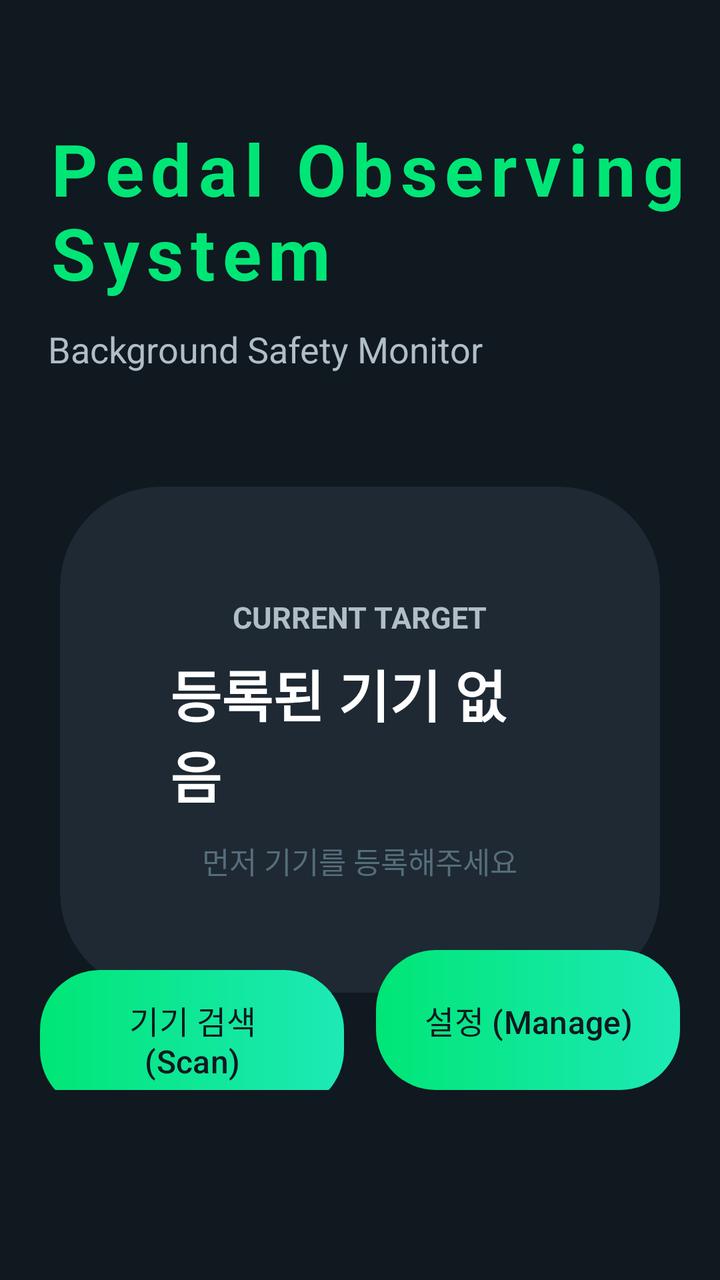
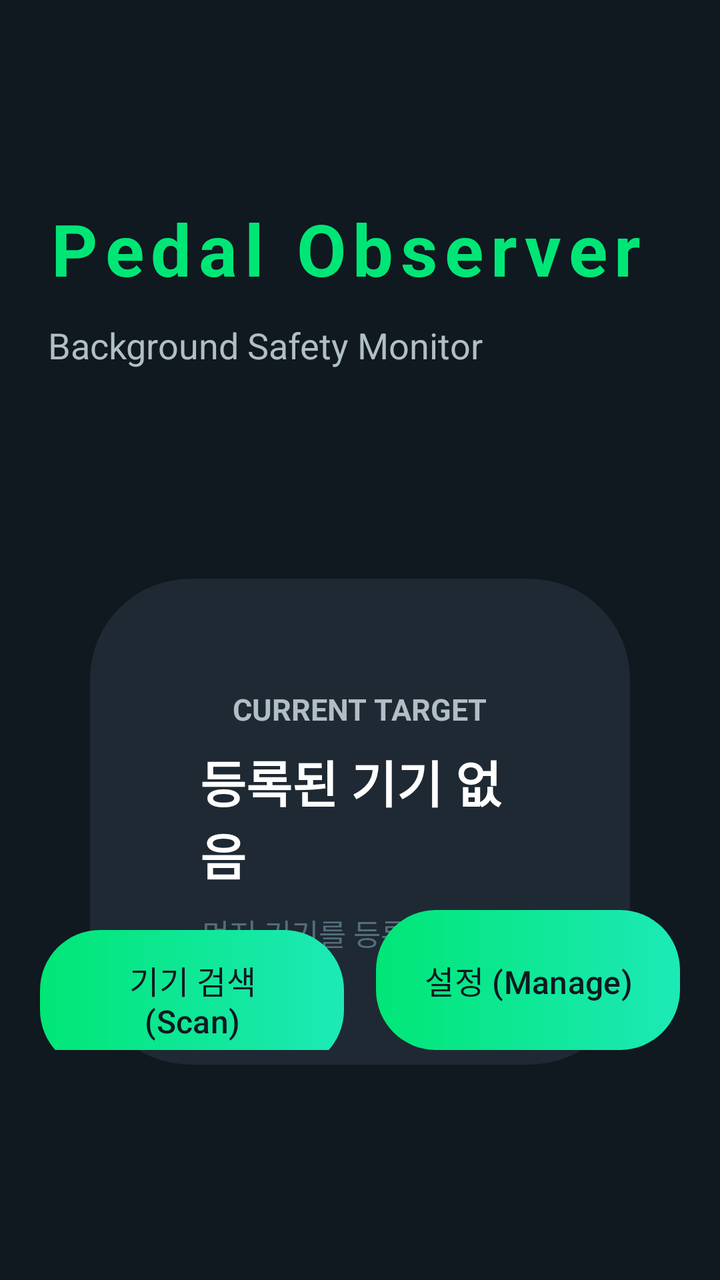

An Android layout rendered at two revisions. The XML below is the earlier revision; the diff shows what the commit changed to produce the second picture.
<!-- AndroidManifest.xml: application theme Theme.AGproject -->
<!-- res/layout/activity_main.xml -->
<?xml version="1.0" encoding="utf-8"?>
<androidx.constraintlayout.widget.ConstraintLayout
    xmlns:android="http://schemas.android.com/apk/res/android"
    xmlns:app="http://schemas.android.com/apk/res-auto"
    android:layout_width="match_parent"
    android:layout_height="match_parent"
    android:background="@color/bg_dark">

    <ImageView
        android:id="@+id/ivBackground"
        android:layout_width="match_parent"
        android:layout_height="match_parent"
        android:scaleType="centerCrop"
        android:contentDescription="Background Image"
        app:layout_constraintTop_toTopOf="parent"
        app:layout_constraintBottom_toBottomOf="parent"
        app:layout_constraintStart_toStartOf="parent"
        app:layout_constraintEnd_toEndOf="parent" />

    <View
        android:layout_width="match_parent"
        android:layout_height="match_parent"
        android:background="@color/bg_dark" />

    <TextView
        android:id="@+id/tvAppTitle"
        android:layout_width="wrap_content"
        android:layout_height="wrap_content"
        android:layout_marginTop="60dp"
        android:layout_marginStart="24dp"
        android:text="@string/app_title"
        android:textColor="@color/accent_blue"
        android:textSize="36sp"
        android:textStyle="bold"
        android:letterSpacing="0.1"
        app:layout_constraintTop_toTopOf="parent"
        app:layout_constraintStart_toStartOf="parent" />

    <TextView
        android:layout_width="wrap_content"
        android:layout_height="wrap_content"
        android:layout_marginTop="12dp"
        android:layout_marginStart="24dp"
        android:text="@string/app_subtitle"
        android:textColor="@color/text_gray"
        android:textSize="18sp"
        app:layout_constraintTop_toBottomOf="@id/tvAppTitle"
        app:layout_constraintStart_toStartOf="parent" />

    <com.google.android.material.card.MaterialCardView
        android:id="@+id/cardCurrentTarget"
        android:layout_width="match_parent"
        android:layout_height="wrap_content"
        android:layout_marginTop="45dp"
        android:layout_marginHorizontal="@dimen/card_margin_horizontal"
        app:cardBackgroundColor="@color/bg_card"
        app:cardCornerRadius="@dimen/card_corner_radius"
        app:cardElevation="0dp"
        app:strokeWidth="0dp"
        app:strokeColor="@color/accent_blue"
        app:layout_constraintTop_toBottomOf="@id/tvAppTitle"
        app:layout_constraintBottom_toBottomOf="parent"
        app:layout_constraintVertical_bias="0.25">

        <LinearLayout
            android:layout_width="match_parent"
            android:layout_height="wrap_content"
            android:orientation="vertical"
            android:padding="55dp"
            android:gravity="center">

            <TextView
                android:layout_width="wrap_content"
                android:layout_height="wrap_content"
                android:text="@string/label_current_target"
                android:textColor="@color/text_gray"
                android:textSize="15sp"
                android:textStyle="bold"/>

            <TextView
                android:id="@+id/tvTargetName"
                android:layout_width="wrap_content"
                android:layout_height="wrap_content"
                android:layout_marginTop="8dp"
                android:text="@string/no_device_registered"
                android:textColor="@color/text_white"
                android:textSize="28sp"
                android:textStyle="bold"/>

            <TextView
                android:id="@+id/tvTargetAddress"
                android:layout_width="wrap_content"
                android:layout_height="wrap_content"
                android:layout_marginTop="12dp"
                android:text="@string/register_prompt"
                android:textColor="@color/text_hint"
                android:textSize="15sp"/>
        </LinearLayout>

    </com.google.android.material.card.MaterialCardView>

    <LinearLayout
        android:layout_width="match_parent"
        android:layout_height="wrap_content"
        android:orientation="horizontal"
        android:layout_marginBottom="95dp"
        android:layout_marginHorizontal="20dp"
        app:layout_constraintBottom_toBottomOf="parent"
        app:layout_constraintStart_toStartOf="parent"
        app:layout_constraintEnd_toEndOf="parent">

        <com.google.android.material.button.MaterialButton
            android:id="@+id/btnGoScan"
            android:layout_width="0dp"
            android:layout_height="70dp"
            android:layout_weight="1"
            android:layout_marginEnd="8dp"
            android:text="@string/btn_scan"
            android:textColor="#101820"
            android:textSize="16dp"
            android:background="@drawable/bg_mint_gradient"
            app:backgroundTint="@null"
            app:strokeColor="#101820"
            app:strokeWidth="1dp"
            app:cornerRadius="12dp" />

        <com.google.android.material.button.MaterialButton
            android:id="@+id/btnGoManager"
            android:layout_width="0dp"
            android:layout_height="70dp"
            android:layout_weight="1"
            android:layout_marginStart="8dp"
            android:text="@string/btn_manage"
            android:textColor="#101820"
            android:textSize="16dp"
            android:background="@drawable/bg_mint_gradient"
            app:backgroundTint="@null"
            app:strokeColor="#101820"
            app:cornerRadius="12dp"/>

    </LinearLayout>

</androidx.constraintlayout.widget.ConstraintLayout>
<!-- resources referenced by this layout -->
<resources>
  <color name="accent_blue">#00E676</color>
  <color name="bg_card">#1F2933</color>
  <color name="bg_dark">#101820</color>
  <color name="text_gray">#B0BEC5</color>
  <color name="text_hint">#546E7A</color>
  <color name="text_white">#FFFFFF</color>
  <dimen name="card_corner_radius">50dp</dimen>
  <dimen name="card_margin_horizontal">30dp</dimen>
  <!-- drawable bg_mint_gradient (drawable) -->
  <?xml version="1.0" encoding="utf-8"?>
  <shape xmlns:android="http://schemas.android.com/apk/res/android">
    <gradient
        android:startColor="#00E676"
        android:endColor="#1DE9B6"
        android:angle="0" /> <corners android:radius="30dp" />
  </shape>
  <string name="app_subtitle">Background Safety Monitor</string>
  <string name="app_title">Pedal Observing System</string>
  <string name="btn_manage">설정 (Manage)</string>
  <string name="btn_scan">기기 검색 (Scan)</string>
  <string name="label_current_target">CURRENT TARGET</string>
  <string name="no_device_registered">등록된 기기 없음</string>
  <string name="register_prompt">먼저 기기를 등록해주세요</string>
  <style name="Theme.AGproject" parent="Base.Theme.AGproject" />
  <style name="Base.Theme.AGproject" parent="Theme.Material3.DayNight.NoActionBar">
          
          
      </style>
</resources>

<!-- the commit's change to res/layout/activity_main.xml (unified diff, before → after) -->
@@ -26,7 +26,7 @@
         android:id="@+id/tvAppTitle"
         android:layout_width="wrap_content"
         android:layout_height="wrap_content"
-        android:layout_marginTop="60dp"
+        android:layout_marginTop="100dp"
         android:layout_marginStart="24dp"
         android:text="@string/app_title"
         android:textColor="@color/accent_blue"
@@ -51,8 +51,8 @@
         android:id="@+id/cardCurrentTarget"
         android:layout_width="match_parent"
         android:layout_height="wrap_content"
-        android:layout_marginTop="45dp"
-        android:layout_marginHorizontal="@dimen/card_margin_horizontal"
+        android:layout_marginTop="105dp"
+        android:layout_marginHorizontal="45dp"
         app:cardBackgroundColor="@color/bg_card"
         app:cardCornerRadius="@dimen/card_corner_radius"
         app:cardElevation="0dp"
@@ -84,14 +84,14 @@
                 android:layout_marginTop="8dp"
                 android:text="@string/no_device_registered"
                 android:textColor="@color/text_white"
-                android:textSize="28sp"
+                android:textSize="25sp"
                 android:textStyle="bold"/>
 
             <TextView
                 android:id="@+id/tvTargetAddress"
                 android:layout_width="wrap_content"
                 android:layout_height="wrap_content"
-                android:layout_marginTop="12dp"
+                android:layout_marginTop="10dp"
                 android:text="@string/register_prompt"
                 android:textColor="@color/text_hint"
                 android:textSize="15sp"/>
@@ -103,7 +103,7 @@
         android:layout_width="match_parent"
         android:layout_height="wrap_content"
         android:orientation="horizontal"
-        android:layout_marginBottom="95dp"
+        android:layout_marginBottom="115dp"
         android:layout_marginHorizontal="20dp"
         app:layout_constraintBottom_toBottomOf="parent"
         app:layout_constraintStart_toStartOf="parent"
<!-- resource entries referenced after the edit -->
@@ -7,7 +7,6 @@
   <color name="text_hint">#546E7A</color>
   <color name="text_white">#FFFFFF</color>
   <dimen name="card_corner_radius">50dp</dimen>
-  <dimen name="card_margin_horizontal">30dp</dimen>
   <!-- drawable bg_mint_gradient (drawable) -->
   <?xml version="1.0" encoding="utf-8"?>
   <shape xmlns:android="http://schemas.android.com/apk/res/android">
@@ -17,7 +16,7 @@
         android:angle="0" /> <corners android:radius="30dp" />
   </shape>
   <string name="app_subtitle">Background Safety Monitor</string>
-  <string name="app_title">Pedal Observing System</string>
+  <string name="app_title">Pedal Observer</string>
   <string name="btn_manage">설정 (Manage)</string>
   <string name="btn_scan">기기 검색 (Scan)</string>
   <string name="label_current_target">CURRENT TARGET</string>
